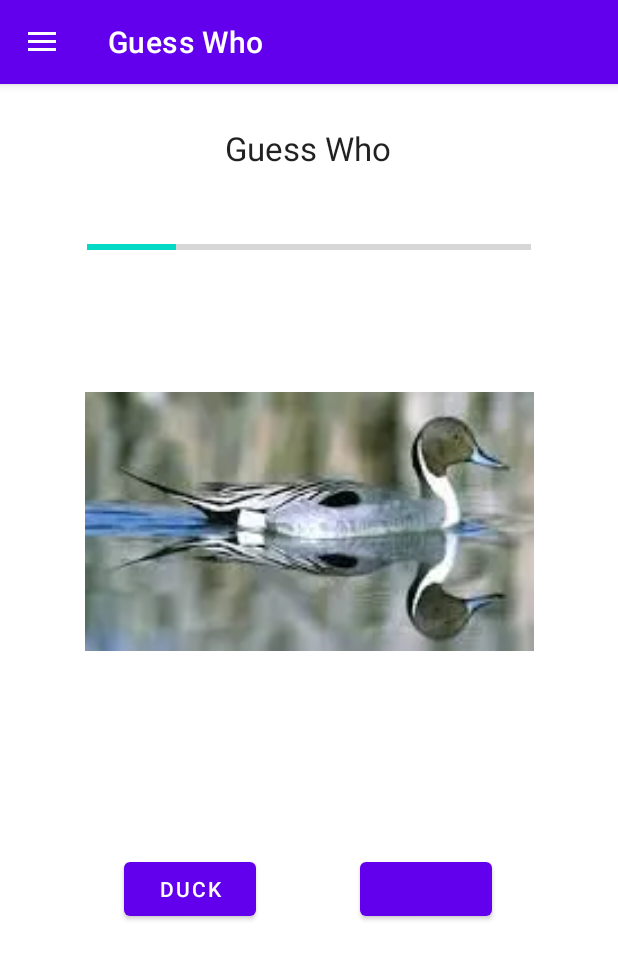
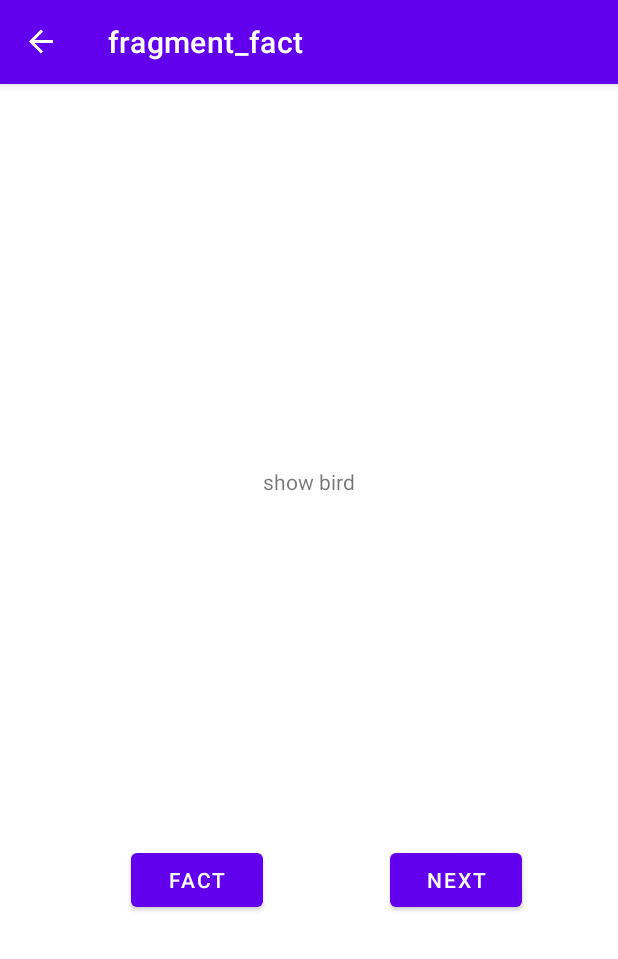
Before and after one commit to PerspectivCollection/Nest, an Android app: the screen it shows after launch (MainActivity), after a tap on "DUCK", on a phone screen of 412 x 824 dp. Shown: the top 959 px of the screen. Run offline under Robolectric (Android 15) with nearby library versions, the phone set to English and light mode, and no system bars; our stand-ins replace navigation-ui.

Commit message:
fix: navigation halt

```diff
--- a/app/build.gradle
+++ b/app/build.gradle
@@ -1,6 +1,7 @@
 plugins {
     id 'com.android.application'
     id 'org.jetbrains.kotlin.android'
+    id "androidx.navigation.safeargs"
 }
 
 android {
--- a/app/src/main/java/com/example/nest/navigationdraw/GuesswhoFragment.kt
+++ b/app/src/main/java/com/example/nest/navigationdraw/GuesswhoFragment.kt
@@ -1,32 +1,26 @@
 package com.example.nest.navigationdraw
 
 //model
+
 import android.os.Bundle
 import android.view.LayoutInflater
 import android.view.View
 import android.view.ViewGroup
-import android.widget.Button
 import android.widget.ImageView
-import android.widget.ProgressBar
-import android.widget.TextView
 import android.widget.Toast
 import androidx.fragment.app.Fragment
-import androidx.navigation.fragment.NavHostFragment.Companion.findNavController
+import androidx.navigation.fragment.findNavController
+//app
 import com.example.nest.R
+import com.example.nest.databinding.FragmentGuesswhoBinding
 import com.example.nest.model.Bird
-import java.time.Duration
-import java.util.Timer
-import kotlin.concurrent.schedule
 
 
 class GuesswhoFragment : Fragment() {
+    //    private val viewModel: GuesswhoViewModel by viewModels()
+    private var _binding: FragmentGuesswhoBinding? = null
 
-//    private var _binding: FragmentSlideshowBinding? = null
-
-    // This property is only valid between onCreateView and
-    // onDestroyView.
-//    private val binding get() = _binding!!
-
+    private val binding get() = _binding!!
 
     //start at index 0 in bird list
     private var atNumberIndex = 0
@@ -37,88 +31,67 @@ class GuesswhoFragment : Fragment() {
             Toast.makeText(context, "${atNumberIndex}  ferdig", Toast.LENGTH_SHORT).show()
             atNumberIndex = 0
         }
+        atNumberIndex++
+        findNavController().navigate(R.id.factFragment2)
     }
 
     override fun onCreateView(
         inflater: LayoutInflater,
         container: ViewGroup?,
         savedInstanceState: Bundle?
-    ): View? {
-        /*
-//        val slideshowViewModel =
-//            ViewModelProvider(this).get(SlideshowViewModel::class.java)
-//
-//        _binding = FragmentSlideshowBinding.inflate(inflater, container, false)
-//        val root: View = binding.root
-//
-//        val textView: TextView = binding.textSlideshow
-//        slideshowViewModel.text.observe(viewLifecycleOwner) {
-//            textView.text = it
-//        } */
+    ): View {
+
+        _binding = FragmentGuesswhoBinding.inflate(inflater, container, false)
+
+        val View = inflater.inflate(R.layout.fragment_guesswho, container, false) //root
+
+        var Image = View.findViewById<ImageView>(R.id.imagegoosId)
+
+        binding.btnOption1id.text = "Duck"
+        binding.btnOption2id.text = "Goose"
 
 
-        val View = inflater.inflate(R.layout.fragment_guesswho, container, false) //root
-        var Image = View.findViewById<ImageView>(R.id.imagegoosId)
+        //at image index
+        Toast.makeText(context, "${atNumberIndex}", Toast.LENGTH_SHORT).show()
+//        Bird.getBird().get(atNumberIndex).image?.let { Image.setImageResource(it) }
 
+        //button if bird type is duck
+        binding.btnOption1id.setOnClickListener() {
+            //Image
+            if ("Duck".equals(Bird.getBird().get(atNumberIndex).typeBird.toString()))
+                Toast.makeText(
+                    context,
+                    "${Bird.getBird().get(atNumberIndex).name} CORECT",
+                    Toast.LENGTH_SHORT
+                ).show()
 
-        //Duck
-        val Button1 = View.findViewById<Button>(R.id.btnOption1id)
-
-        val Button2 = View.findViewById<Button>(R.id.btnOption2id)
-
-        var process = View.findViewById<ProgressBar>(R.id.progressBar)
-
-//todo leg til i fact fragment
-//        var TextNamBird = View.findViewById<TextView>(R.id.GetNamBirdId)
-
-
-        Button1.text = "${Bird.getBird().get(atNumberIndex).typeBird}"
-
-
-        Button1.setOnClickListener() {
-//            Toast.makeText(context, "${(Bird.getBird().get(1).typeBird)}ds } ", Toast.LENGTH_SHORT).show()
-//            Toast.makeText(context, "${(Bird.getBird().get(1))} ", Toast.LENGTH_SHORT).show()
-
-            if ("Duck".equals(Bird.getBird().get(atNumberIndex).typeBird)) // return true add +1 to sum
-                Toast.makeText(context, "${Button1.text}  tru + 1", Toast.LENGTH_SHORT).show()
-
-
-            //Todo: put this string in to the next fragment and reapit the prosses
-//            TextNamBird.text = Bird.getBird().get(atNumberIndex).name.toString()
-
-
-                Toast.makeText(context, "${atNumberIndex}", Toast.LENGTH_SHORT).show()
-
-            // at numberIndex+ 1
-            atNumberIndex++
-
-            // a list with 5 question
-            process.progress += 20
-
-
-            //change image
-            Bird.getBird().get(atNumberIndex).image?.let { Image.setImageResource(it) }
-
-
-//            findNavController().navigate(R.id.action_)
-
-//            findNavController().navigate(R.id.fragment_fact)
-
-
+            // a list with 5 questions
+            binding.progressBar.progress += 20
 
             guessFinich()
         }
 
-        Button2.setOnClickListener() {
+        //button if bird type is goose
+        binding.btnOption2id.setOnClickListener() {
+            if ("Goose".equals(Bird.getBird().get(atNumberIndex).typeBird.toString()))
+                Toast.makeText(
+                    context,
+                    "${Bird.getBird().get(atNumberIndex).name} CORECT",
+                    Toast.LENGTH_SHORT
+                ).show()
 
+            binding.progressBar.progress += 20
+
+            guessFinich()
         }
 
-
-        return View
+        return binding.root
     }
+//
 
 //    override fun onDestroyView() {
 //        super.onDestroyView()
 //        _binding = null
 //    }
+
 }
--- a/app/src/main/java/com/example/nest/screensAll/FactFragment.kt
+++ b/app/src/main/java/com/example/nest/screensAll/FactFragment.kt
@@ -5,25 +5,44 @@ import androidx.fragment.app.Fragment
 import android.view.LayoutInflater
 import android.view.View
 import android.view.ViewGroup
+import android.widget.TextView
+import android.widget.Toast
+import androidx.navigation.fragment.findNavController
+
+//app
 import com.example.nest.R
+import com.example.nest.databinding.FragmentFactBinding
+import com.example.nest.navigationdraw.GuesswhoViewModel
 
 class FactFragment : Fragment() {
+//    private val viewModel: GuesswhoViewModel by viewModels()
 
-//    override fun onCreate(savedInstanceState: Bundle?) {
-//        super.onCreate(savedInstanceState)
-//        arguments?.let {
-//
-//        }
-//    }
+    private var _binding : FragmentFactBinding? = null
+
+    private val binding get() = _binding!!
+
 
     override fun onCreateView(
         inflater: LayoutInflater, container: ViewGroup?,
         savedInstanceState: Bundle?
-    ): View? {
+    ): View {
 
+        _binding = FragmentFactBinding.inflate(inflater, container, false)
         val View = inflater.inflate(R.layout.fragment_fact, container, false)
 
+//        val args = FactFragmentArgs.fromBundle(requireArguments())
 
-        return View
+        binding.birdtextId.text
+
+        binding.btnNextId.setOnClickListener(){
+            findNavController().navigate(R.id.nav_guesswho)
+        }
+
+//        textBirdName.text = textBirdShow.text
+
+//todo make text viwe
+        Toast.makeText(context, "${getString(R.string.birdShowStr)}", Toast.LENGTH_LONG).show()
+
+        return binding.root
     }
 }
--- a/app/src/main/res/layout/fragment_fact.xml
+++ b/app/src/main/res/layout/fragment_fact.xml
@@ -1,15 +1,45 @@
 <?xml version="1.0" encoding="utf-8"?>
-<FrameLayout xmlns:android="http://schemas.android.com/apk/res/android"
+<androidx.constraintlayout.widget.ConstraintLayout xmlns:android="http://schemas.android.com/apk/res/android"
+    xmlns:app="http://schemas.android.com/apk/res-auto"
     xmlns:tools="http://schemas.android.com/tools"
+    android:id="@+id/factId"
     android:layout_width="match_parent"
     android:layout_height="match_parent"
-    tools:context=".screensAll.FactFragment"
-    android:id="@+id/factId">
+    tools:context=".screensAll.FactFragment">
 
     <!-- TODO: Update blank fragment layout -->
+
     <TextView
-        android:layout_width="match_parent"
-        android:layout_height="match_parent"
-        android:text="@string/hello_blank_fragment" />
+        android:id="@+id/birdtextId"
+        android:layout_width="wrap_content"
+        android:layout_height="wrap_content"
+        android:text="@string/show_bird"
+        app:layout_constraintBottom_toBottomOf="parent"
+        app:layout_constraintEnd_toEndOf="parent"
+        app:layout_constraintStart_toStartOf="parent"
+        app:layout_constraintTop_toTopOf="parent"
+        app:layout_constraintVertical_bias="0.387" />
 
-</FrameLayout>
+    <Button
+        android:id="@+id/btnShowFactId"
+        android:layout_width="wrap_content"
+        android:layout_height="wrap_content"
+        android:text="Fact"
+        app:layout_constraintBottom_toBottomOf="parent"
+        app:layout_constraintEnd_toStartOf="@+id/btnNextId"
+        app:layout_constraintHorizontal_bias="0.508"
+        app:layout_constraintStart_toStartOf="parent"
+        app:layout_constraintTop_toBottomOf="@+id/birdtextId"
+        app:layout_constraintVertical_bias="0.521" />
+
+    <Button
+        android:id="@+id/btnNextId"
+        android:layout_width="wrap_content"
+        android:layout_height="wrap_content"
+        android:layout_marginEnd="64dp"
+        android:text="next"
+        app:layout_constraintBottom_toBottomOf="parent"
+        app:layout_constraintEnd_toEndOf="parent"
+        app:layout_constraintTop_toBottomOf="@+id/birdtextId"
+        app:layout_constraintVertical_bias="0.521" />
+</androidx.constraintlayout.widget.ConstraintLayout>
--- a/app/src/main/res/layout/fragment_guesswho.xml
+++ b/app/src/main/res/layout/fragment_guesswho.xml
@@ -1,13 +1,20 @@
 <?xml version="1.0" encoding="utf-8"?>
-<androidx.constraintlayout.widget.ConstraintLayout xmlns:android="http://schemas.android.com/apk/res/android"
+
+<layout xmlns:android="http://schemas.android.com/apk/res/android"
     xmlns:app="http://schemas.android.com/apk/res-auto"
-    xmlns:tools="http://schemas.android.com/tools"
+    xmlns:tools="http://schemas.android.com/tools">
+
+    <data>
+        <variable
+            name="SendBird"
+            type="com.example.nest.navigationdraw.GuesswhoViewModel" />
+    </data>
+
+    <androidx.constraintlayout.widget.ConstraintLayout
         android:id="@+id/progressBar2"
         android:layout_width="match_parent"
         android:layout_height="match_parent"
-    tools:context=".navigationdraw.MainActivity"
-    >
-<!--    tools:context="ui.gallery.GalleryFragment">-->
+        tools:context=".navigationdraw.MainActivity">
 
         <TextView
             android:id="@+id/textView"
@@ -28,10 +35,10 @@
             android:layout_height="wrap_content"
             app:layout_constraintBottom_toBottomOf="parent"
             app:layout_constraintEnd_toEndOf="parent"
-        app:layout_constraintHorizontal_bias="0.256"
+            app:layout_constraintHorizontal_bias="0.247"
             app:layout_constraintStart_toStartOf="parent"
-        app:layout_constraintTop_toBottomOf="@+id/textView"
-        app:layout_constraintVertical_bias="0.687" />
+            app:layout_constraintTop_toBottomOf="@+id/imagegoosId"
+            app:layout_constraintVertical_bias="0.317" />
 
         <Button
             android:id="@+id/btnOption2id"
@@ -39,10 +46,10 @@
             android:layout_height="wrap_content"
             app:layout_constraintBottom_toBottomOf="parent"
             app:layout_constraintEnd_toEndOf="parent"
-        app:layout_constraintHorizontal_bias="0.453"
+            app:layout_constraintHorizontal_bias="0.445"
             app:layout_constraintStart_toEndOf="@+id/btnOption1id"
-        app:layout_constraintTop_toBottomOf="@+id/textView"
-        app:layout_constraintVertical_bias="0.687" />
+            app:layout_constraintTop_toBottomOf="@+id/imagegoosId"
+            app:layout_constraintVertical_bias="0.317" />
 
         <ImageView
             android:id="@+id/imagegoosId"
@@ -60,10 +67,21 @@
             style="?android:attr/progressBarStyleHorizontal"
             android:layout_width="296dp"
             android:layout_height="59dp"
+            android:progress="0"
             app:layout_constraintBottom_toTopOf="@+id/imagegoosId"
             app:layout_constraintEnd_toEndOf="parent"
             app:layout_constraintStart_toStartOf="parent"
-        app:layout_constraintTop_toBottomOf="@+id/textView"
-        android:progress="0"/>
+            app:layout_constraintTop_toBottomOf="@+id/textView" />
+
+        <TextView
+            android:id="@+id/textView2"
+            android:layout_width="wrap_content"
+            android:layout_height="wrap_content"
+
+            app:layout_constraintBottom_toBottomOf="parent"
+            app:layout_constraintEnd_toEndOf="parent"
+            app:layout_constraintStart_toStartOf="parent"
+            app:layout_constraintTop_toBottomOf="@+id/btnOption1id" />
 
     </androidx.constraintlayout.widget.ConstraintLayout>
+</layout>
--- a/app/src/main/res/navigation/nav_navigation.xml
+++ b/app/src/main/res/navigation/nav_navigation.xml
@@ -5,15 +5,18 @@
     android:id="@+id/nav_navigation"
     app:startDestination="@id/nav_guesswho">
 
-<!--    todo: debug start changing string, then change packag eks Fragmant  -->
+    <!--    todo: debug start changing string, then change packag eks Fragmant  -->
 
     <fragment
         android:id="@+id/nav_guesswho"
         android:name="com.example.nest.navigationdraw.GuesswhoFragment"
         android:label="@string/fragment_guesswho"
-        tools:layout="@layout/fragment_namequiz" />
+        tools:layout="@layout/fragment_namequiz">
+        <action
+            android:id="@+id/action_nav_guesswho_to_factFragment2"
+            app:destination="@id/factFragment2" />
+    </fragment>
 
-<!--name quiz    -->
     <fragment
         android:id="@+id/nav_namequiz"
         android:name="com.example.nest.navigationdraw.NameQuizFragment"
@@ -25,5 +28,11 @@
         android:label="@string/menu_gallery_ui"
         tools:layout="@layout/fragment_gallery" />
 
+    <fragment
+        android:id="@+id/factFragment2"
+        android:name="com.example.nest.screensAll.FactFragment"
+        android:label="fragment_fact"
+        tools:layout="@layout/fragment_fact"/>
+
 
 </navigation>
--- a/app/src/main/res/values/strings.xml
+++ b/app/src/main/res/values/strings.xml
@@ -18,6 +18,7 @@
 
     //nav/fragment-guessWho
     <string name="fragment_guesswho">Guess Who</string>
+    <string name="birdShowStr">some argument</string>
 
 
     //nav/fragment-namequizz
@@ -32,10 +33,14 @@
     <string name="hello_blank_fragment">some fact</string>
 
 
+
     //nav-fragment-nameQuiz
 
     //nav-fragment-audioQuiz
 
     //nav-fragment-gallery
 
+    //nav-fragment-fact
+    <string name="show_bird">show bird</string>
+
 </resources>
```
Also changed, not shown: app/src/main/java/com/example/nest/navigationdraw/AudioquizFragment.kt (added, +32 -0 lines), app/src/main/java/com/example/nest/navigationdraw/AudioquizViewModel.kt (added, +7 -0 lines), app/src/main/java/com/example/nest/navigationdraw/GuesswhoViewModel.kt (added, +16 -0 lines), app/src/main/java/com/example/nest/navigationdraw/NameQuizFragment.kt (+4 -23 lines), app/src/main/res/layout/fragment_audioquiz.xml (added, +13 -0 lines), app/src/main/res/navigation/nav_namequizz.xml (+9 -1 lines), 1 other file. Lines whose indentation alone changed are shown as unchanged.
